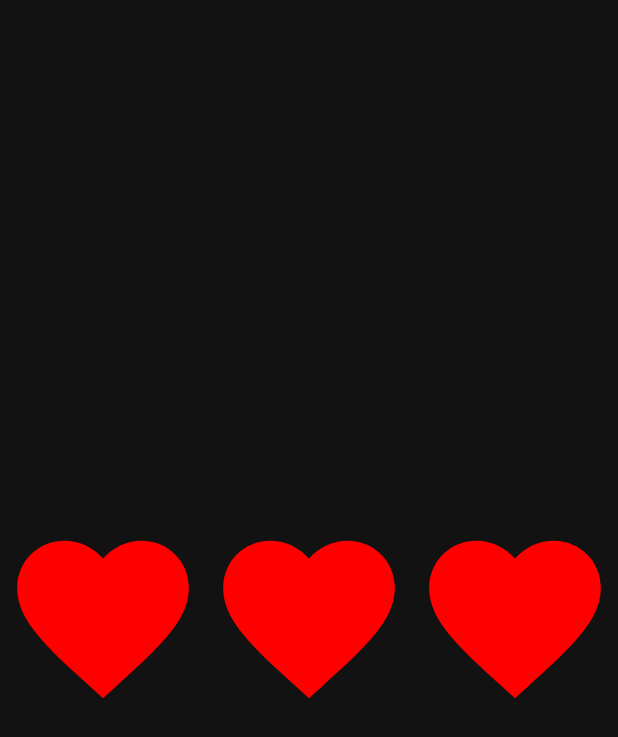
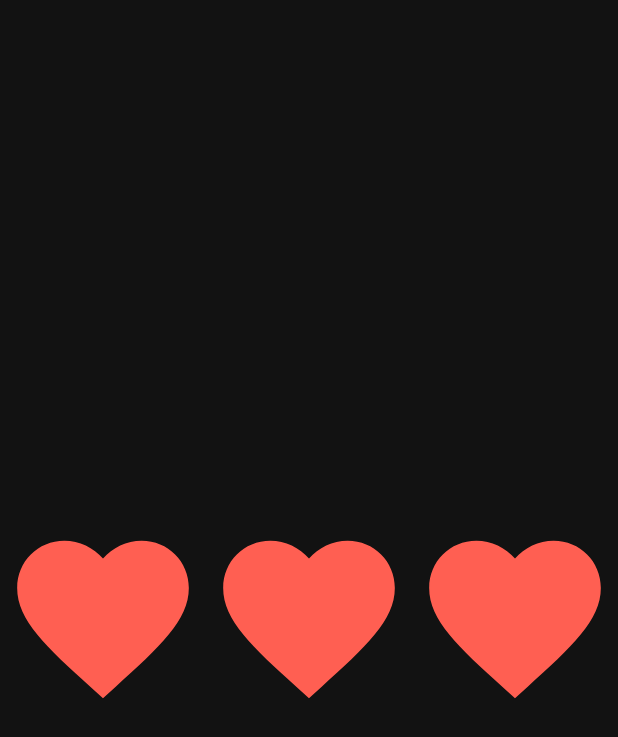
Before and after one commit to emanoelmlsilva/DivineMoveInKotlin, an Android app: the layout heartcont.xml on its own in the app's theme, with its tools: preview values and no code run, on a phone screen of 412 x 824 dp. Shown: the top 737 px of the screen. Run offline under Robolectric (Android 15) with nearby library versions, the phone set to English and light mode, and no system bars.

Commit message:
refatoramento na cor para vermelho claro

```diff
--- a/app/src/main/res/drawable-v24/heart.xml
+++ b/app/src/main/res/drawable-v24/heart.xml
@@ -4,5 +4,5 @@
     android:width="24dp"
     android:viewportWidth="24"
     android:viewportHeight="24">
-    <path android:fillColor="#FF0000" android:pathData="M12,21.35L10.55,20.03C5.4,15.36 2,12.27 2,8.5C2,5.41 4.42,3 7.5,3C9.24,3 10.91,3.81 12,5.08C13.09,3.81 14.76,3 16.5,3C19.58,3 22,5.41 22,8.5C22,12.27 18.6,15.36 13.45,20.03L12,21.35Z" />
+    <path android:fillColor="#ff5f52" android:pathData="M12,21.35L10.55,20.03C5.4,15.36 2,12.27 2,8.5C2,5.41 4.42,3 7.5,3C9.24,3 10.91,3.81 12,5.08C13.09,3.81 14.76,3 16.5,3C19.58,3 22,5.41 22,8.5C22,12.27 18.6,15.36 13.45,20.03L12,21.35Z" />
 </vector>
```
